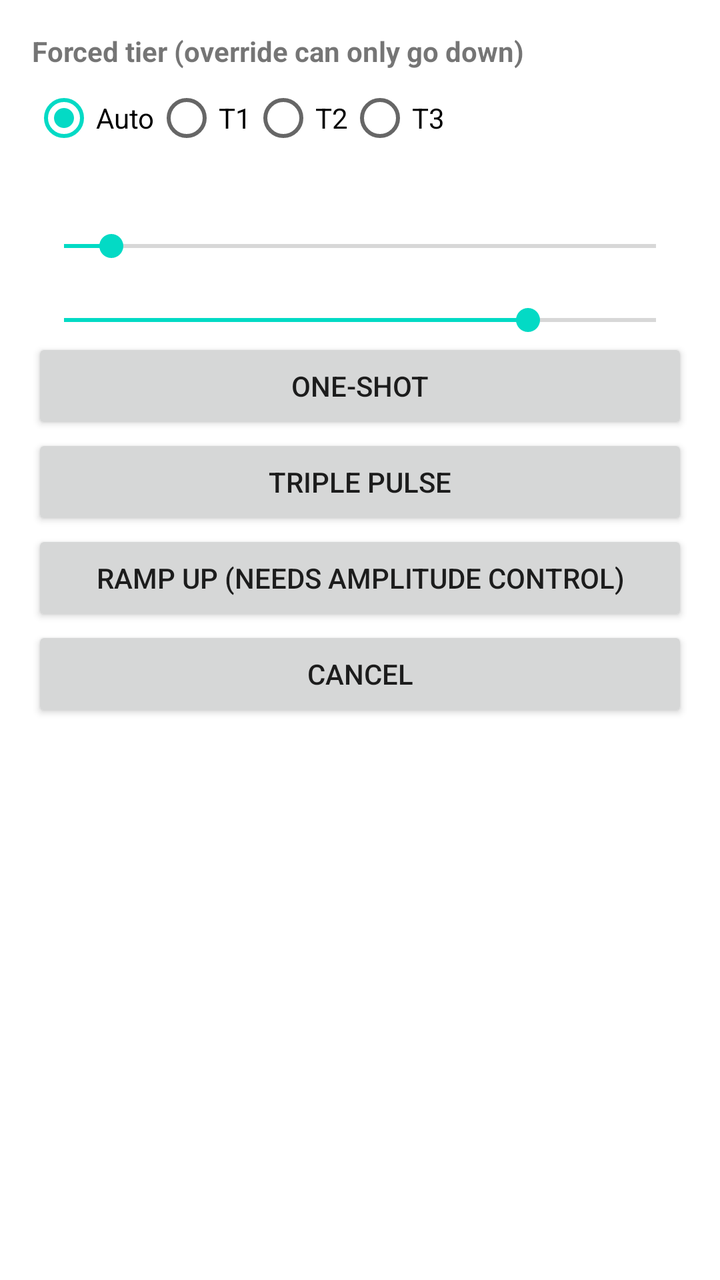
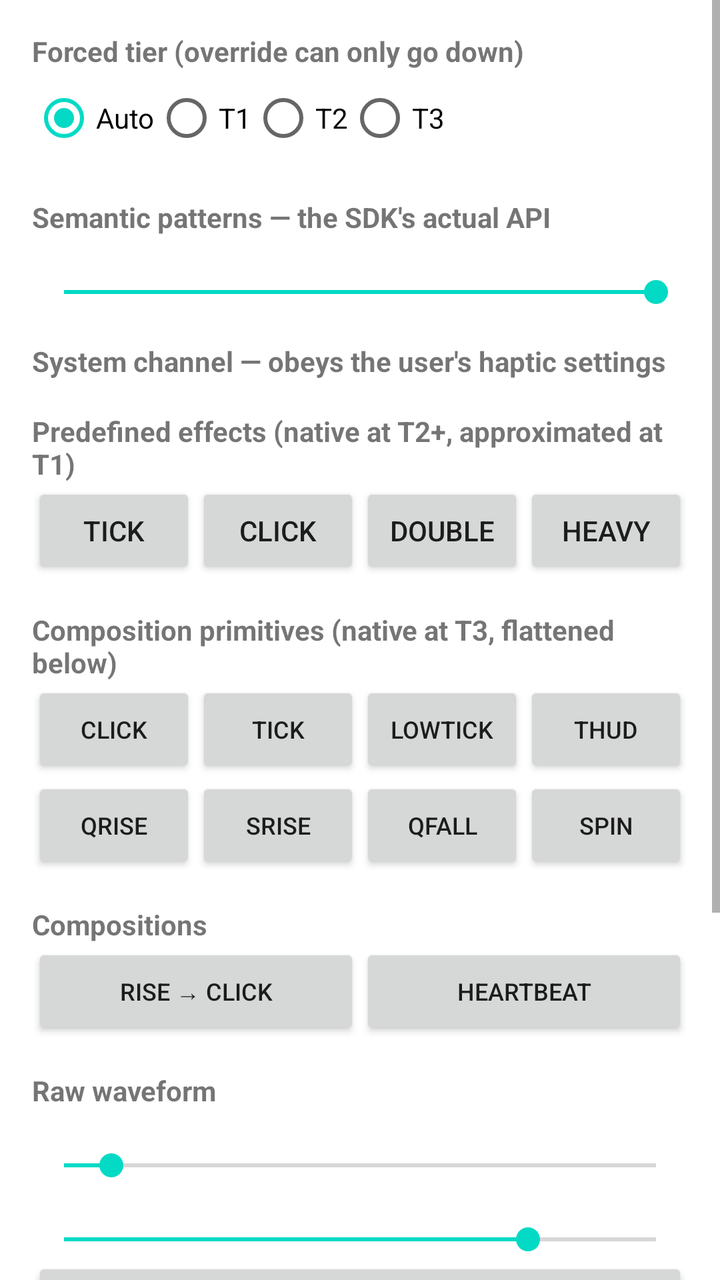

Screens rendered from an Android XML layout before and after an edit, with the pre-edit source and the edit as a unified diff.
<!-- AndroidManifest.xml: application theme Theme.CapHaptics -->
<!-- res/layout/activity_main.xml -->
<?xml version="1.0" encoding="utf-8"?>
<ScrollView xmlns:android="http://schemas.android.com/apk/res/android"
    android:layout_width="match_parent"
    android:layout_height="match_parent">

    <LinearLayout
        android:layout_width="match_parent"
        android:layout_height="wrap_content"
        android:orientation="vertical"
        android:padding="16dp">

        <TextView
            android:id="@+id/tierLabel"
            android:layout_width="match_parent"
            android:layout_height="wrap_content"
            android:text="@string/forced_tier"
            android:textStyle="bold" />

        <RadioGroup
            android:id="@+id/tierGroup"
            android:layout_width="match_parent"
            android:layout_height="wrap_content"
            android:orientation="horizontal">

            <RadioButton
                android:id="@+id/tierAuto"
                android:layout_width="wrap_content"
                android:layout_height="wrap_content"
                android:checked="true"
                android:text="@string/tier_auto" />

            <RadioButton
                android:id="@+id/tierT1"
                android:layout_width="wrap_content"
                android:layout_height="wrap_content"
                android:text="@string/tier_t1" />

            <RadioButton
                android:id="@+id/tierT2"
                android:layout_width="wrap_content"
                android:layout_height="wrap_content"
                android:text="@string/tier_t2" />

            <RadioButton
                android:id="@+id/tierT3"
                android:layout_width="wrap_content"
                android:layout_height="wrap_content"
                android:text="@string/tier_t3" />
        </RadioGroup>

        <TextView
            android:id="@+id/durationLabel"
            android:layout_width="match_parent"
            android:layout_height="wrap_content"
            android:layout_marginTop="12dp" />

        <SeekBar
            android:id="@+id/durationBar"
            android:layout_width="match_parent"
            android:layout_height="wrap_content"
            android:max="500"
            android:progress="40" />

        <TextView
            android:id="@+id/amplitudeLabel"
            android:layout_width="match_parent"
            android:layout_height="wrap_content" />

        <SeekBar
            android:id="@+id/amplitudeBar"
            android:layout_width="match_parent"
            android:layout_height="wrap_content"
            android:max="255"
            android:progress="200" />

        <Button
            android:id="@+id/btnOneShot"
            android:layout_width="match_parent"
            android:layout_height="wrap_content"
            android:text="@string/play_one_shot" />

        <Button
            android:id="@+id/btnPulses"
            android:layout_width="match_parent"
            android:layout_height="wrap_content"
            android:text="@string/play_pulses" />

        <Button
            android:id="@+id/btnRamp"
            android:layout_width="match_parent"
            android:layout_height="wrap_content"
            android:text="@string/play_ramp" />

        <Button
            android:id="@+id/btnCancel"
            android:layout_width="match_parent"
            android:layout_height="wrap_content"
            android:text="@string/cancel" />

        <TextView
            android:id="@+id/resultText"
            android:layout_width="match_parent"
            android:layout_height="wrap_content"
            android:layout_marginTop="8dp"
            android:fontFamily="monospace"
            android:textStyle="bold" />

        <TextView
            android:id="@+id/infoText"
            android:layout_width="match_parent"
            android:layout_height="wrap_content"
            android:layout_marginTop="16dp"
            android:fontFamily="monospace"
            android:textSize="13sp" />

    </LinearLayout>

</ScrollView>
<!-- resources referenced by this layout -->
<resources>
  <string name="cancel">Cancel</string>
  <string name="forced_tier">Forced tier (override can only go down)</string>
  <string name="play_one_shot">One-shot</string>
  <string name="play_pulses">Triple pulse</string>
  <string name="play_ramp">Ramp up (needs amplitude control)</string>
  <string name="tier_auto">Auto</string>
  <string name="tier_t1">T1</string>
  <string name="tier_t2">T2</string>
  <string name="tier_t3">T3</string>
  <style name="Theme.CapHaptics" parent="Theme.MaterialComponents.DayNight.DarkActionBar">
          
          <item name="colorPrimary">@color/purple_500</item>
          <item name="colorPrimaryVariant">@color/purple_700</item>
          <item name="colorOnPrimary">@color/white</item>
          
          <item name="colorSecondary">@color/teal_200</item>
          <item name="colorSecondaryVariant">@color/teal_700</item>
          <item name="colorOnSecondary">@color/black</item>
          
          <item name="android:statusBarColor">?attr/colorPrimaryVariant</item>
          
      </style>
  <color name="purple_500">#FF6200EE</color>
  <color name="purple_700">#FF3700B3</color>
  <color name="white">#FFFFFFFF</color>
  <color name="teal_200">#FF03DAC5</color>
  <color name="teal_700">#FF018786</color>
  <color name="black">#FF000000</color>
</resources>

<!-- the commit's change to res/layout/activity_main.xml (unified diff, before → after) -->
@@ -49,10 +49,207 @@
         </RadioGroup>
 
         <TextView
+            android:layout_width="match_parent"
+            android:layout_height="wrap_content"
+            android:layout_marginTop="16dp"
+            android:text="@string/pattern_header"
+            android:textStyle="bold" />
+
+        <TextView
+            android:id="@+id/intensityLabel"
+            android:layout_width="match_parent"
+            android:layout_height="wrap_content" />
+
+        <SeekBar
+            android:id="@+id/intensityBar"
+            android:layout_width="match_parent"
+            android:layout_height="wrap_content"
+            android:max="100"
+            android:progress="100" />
+
+        <LinearLayout
+            android:id="@+id/patternGrid"
+            android:layout_width="match_parent"
+            android:layout_height="wrap_content"
+            android:orientation="vertical" />
+
+        <TextView
+            android:layout_width="match_parent"
+            android:layout_height="wrap_content"
+            android:layout_marginTop="16dp"
+            android:text="@string/view_feedback_header"
+            android:textStyle="bold" />
+
+        <LinearLayout
+            android:id="@+id/viewFeedbackGrid"
+            android:layout_width="match_parent"
+            android:layout_height="wrap_content"
+            android:orientation="vertical" />
+
+        <TextView
+            android:layout_width="match_parent"
+            android:layout_height="wrap_content"
+            android:layout_marginTop="16dp"
+            android:text="@string/predefined_header"
+            android:textStyle="bold" />
+
+        <LinearLayout
+            android:layout_width="match_parent"
+            android:layout_height="wrap_content"
+            android:orientation="horizontal">
+
+            <Button
+                android:id="@+id/btnTick"
+                android:layout_width="0dp"
+                android:layout_height="wrap_content"
+                android:layout_weight="1"
+                android:text="@string/effect_tick" />
+
+            <Button
+                android:id="@+id/btnClick"
+                android:layout_width="0dp"
+                android:layout_height="wrap_content"
+                android:layout_weight="1"
+                android:text="@string/effect_click" />
+
+            <Button
+                android:id="@+id/btnDoubleClick"
+                android:layout_width="0dp"
+                android:layout_height="wrap_content"
+                android:layout_weight="1"
+                android:text="@string/effect_double" />
+
+            <Button
+                android:id="@+id/btnHeavyClick"
+                android:layout_width="0dp"
+                android:layout_height="wrap_content"
+                android:layout_weight="1"
+                android:text="@string/effect_heavy" />
+        </LinearLayout>
+
+        <TextView
+            android:layout_width="match_parent"
+            android:layout_height="wrap_content"
+            android:layout_marginTop="16dp"
+            android:text="@string/primitive_header"
+            android:textStyle="bold" />
+
+        <LinearLayout
+            android:layout_width="match_parent"
+            android:layout_height="wrap_content"
+            android:orientation="horizontal">
+
+            <Button
+                android:id="@+id/btnPrimClick"
+                android:layout_width="0dp"
+                android:layout_height="wrap_content"
+                android:layout_weight="1"
+                android:text="@string/prim_click"
+                android:textSize="12sp" />
+
+            <Button
+                android:id="@+id/btnPrimTick"
+                android:layout_width="0dp"
+                android:layout_height="wrap_content"
+                android:layout_weight="1"
+                android:text="@string/prim_tick"
+                android:textSize="12sp" />
+
+            <Button
+                android:id="@+id/btnPrimLowTick"
+                android:layout_width="0dp"
+                android:layout_height="wrap_content"
+                android:layout_weight="1"
+                android:text="@string/prim_low_tick"
+                android:textSize="12sp" />
+
+            <Button
+                android:id="@+id/btnPrimThud"
+                android:layout_width="0dp"
+                android:layout_height="wrap_content"
+                android:layout_weight="1"
+                android:text="@string/prim_thud"
+                android:textSize="12sp" />
+        </LinearLayout>
+
+        <LinearLayout
+            android:layout_width="match_parent"
+            android:layout_height="wrap_content"
+            android:orientation="horizontal">
+
+            <Button
+                android:id="@+id/btnPrimQuickRise"
+                android:layout_width="0dp"
+                android:layout_height="wrap_content"
+                android:layout_weight="1"
+                android:text="@string/prim_quick_rise"
+                android:textSize="12sp" />
+
+            <Button
+                android:id="@+id/btnPrimSlowRise"
+                android:layout_width="0dp"
+                android:layout_height="wrap_content"
+                android:layout_weight="1"
+                android:text="@string/prim_slow_rise"
+                android:textSize="12sp" />
+
+            <Button
+                android:id="@+id/btnPrimQuickFall"
+                android:layout_width="0dp"
+                android:layout_height="wrap_content"
+                android:layout_weight="1"
+                android:text="@string/prim_quick_fall"
+                android:textSize="12sp" />
+
+            <Button
+                android:id="@+id/btnPrimSpin"
+                android:layout_width="0dp"
+                android:layout_height="wrap_content"
+                android:layout_weight="1"
+                android:text="@string/prim_spin"
+                android:textSize="12sp" />
+        </LinearLayout>
+
+        <TextView
+            android:layout_width="match_parent"
+            android:layout_height="wrap_content"
+            android:layout_marginTop="16dp"
+            android:text="@string/composition_header"
+            android:textStyle="bold" />
+
+        <LinearLayout
+            android:layout_width="match_parent"
+            android:layout_height="wrap_content"
+            android:orientation="horizontal">
+
+            <Button
+                android:id="@+id/btnCompRiseClick"
+                android:layout_width="0dp"
+                android:layout_height="wrap_content"
+                android:layout_weight="1"
+                android:text="@string/comp_rise_click"
+                android:textSize="12sp" />
+
+            <Button
+                android:id="@+id/btnCompHeartbeat"
+                android:layout_width="0dp"
+                android:layout_height="wrap_content"
+                android:layout_weight="1"
+                android:text="@string/comp_heartbeat"
+                android:textSize="12sp" />
+        </LinearLayout>
+
+        <TextView
+            android:layout_width="match_parent"
+            android:layout_height="wrap_content"
+            android:layout_marginTop="16dp"
+            android:text="@string/raw_header"
+            android:textStyle="bold" />
+
+        <TextView
             android:id="@+id/durationLabel"
             android:layout_width="match_parent"
-            android:layout_height="wrap_content"
-            android:layout_marginTop="12dp" />
+            android:layout_height="wrap_content" />
 
         <SeekBar
             android:id="@+id/durationBar"
<!-- resource entries referenced after the edit -->
@@ -1,14 +1,34 @@
 <!-- resources referenced by this layout -->
 <resources>
   <string name="cancel">Cancel</string>
+  <string name="comp_heartbeat">Heartbeat</string>
+  <string name="comp_rise_click">Rise → Click</string>
+  <string name="composition_header">Compositions</string>
+  <string name="effect_click">Click</string>
+  <string name="effect_double">Double</string>
+  <string name="effect_heavy">Heavy</string>
+  <string name="effect_tick">Tick</string>
   <string name="forced_tier">Forced tier (override can only go down)</string>
+  <string name="pattern_header">Semantic patterns — the SDK\'s actual API</string>
   <string name="play_one_shot">One-shot</string>
   <string name="play_pulses">Triple pulse</string>
   <string name="play_ramp">Ramp up (needs amplitude control)</string>
+  <string name="predefined_header">Predefined effects (native at T2+, approximated at T1)</string>
+  <string name="prim_click">Click</string>
+  <string name="prim_low_tick">LowTick</string>
+  <string name="prim_quick_fall">QFall</string>
+  <string name="prim_quick_rise">QRise</string>
+  <string name="prim_slow_rise">SRise</string>
+  <string name="prim_spin">Spin</string>
+  <string name="prim_thud">Thud</string>
+  <string name="prim_tick">Tick</string>
+  <string name="primitive_header">Composition primitives (native at T3, flattened below)</string>
+  <string name="raw_header">Raw waveform</string>
   <string name="tier_auto">Auto</string>
   <string name="tier_t1">T1</string>
   <string name="tier_t2">T2</string>
   <string name="tier_t3">T3</string>
+  <string name="view_feedback_header">System channel — obeys the user\'s haptic settings</string>
   <style name="Theme.CapHaptics" parent="Theme.MaterialComponents.DayNight.DarkActionBar">
           
           <item name="colorPrimary">@color/purple_500</item>
